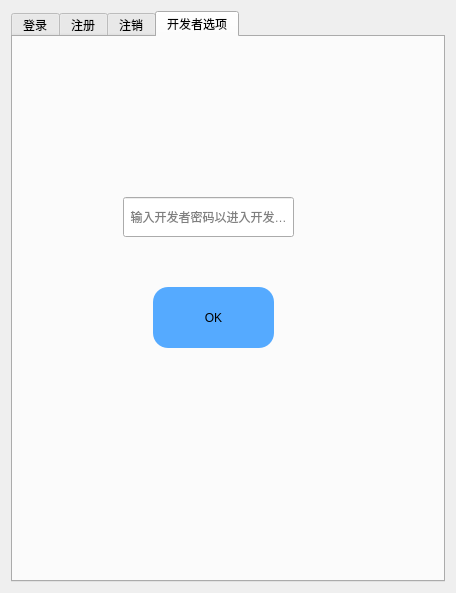
lilin0218/QQ_replica_project_based_on_Qt5_in_CLion, file loginpage.ui: the form before one commit.
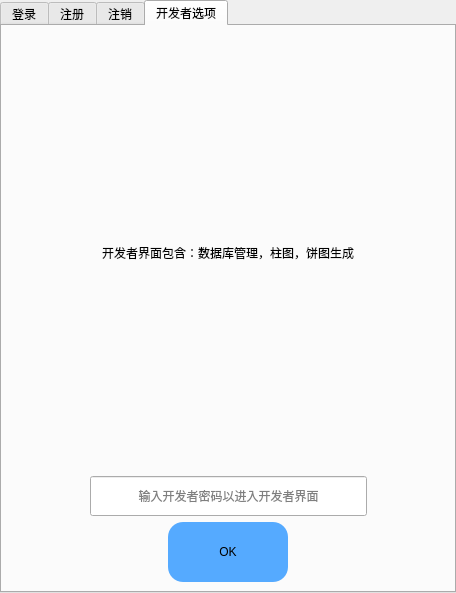
The form after the commit. The open tabs and pages were chosen to show the change. Icons and pictures are not drawn.

Commit message: 第四次上传QQ复刻项目（修改了LoginPage的developer的布局）

The edit to the form file:
```diff
--- a/loginpage.ui
+++ b/loginpage.ui
@@ -110,6 +110,18 @@
 }</string>
   </property>
   <layout class="QVBoxLayout" name="verticalLayout_6">
+   <property name="leftMargin">
+    <number>0</number>
+   </property>
+   <property name="topMargin">
+    <number>0</number>
+   </property>
+   <property name="rightMargin">
+    <number>0</number>
+   </property>
+   <property name="bottomMargin">
+    <number>0</number>
+   </property>
    <item>
     <widget class="QTabWidget" name="tabWidget">
      <property name="currentIndex">
@@ -943,15 +955,19 @@
       <attribute name="title">
        <string>开发者选项</string>
       </attribute>
+      <layout class="QGridLayout" name="gridLayout">
+       <item row="0" column="0" colspan="5">
+        <widget class="QLabel" name="label">
+         <property name="text">
+          <string>开发者界面包含：数据库管理，柱图，饼图生成</string>
+         </property>
+         <property name="alignment">
+          <set>Qt::AlignCenter</set>
+         </property>
+        </widget>
+       </item>
+       <item row="1" column="1" colspan="3">
       <widget class="QLineEdit" name="lineEdit_openDeveloper">
-       <property name="geometry">
-        <rect>
-         <x>110</x>
-         <y>160</y>
-         <width>171</width>
-         <height>40</height>
-        </rect>
-       </property>
        <property name="minimumSize">
         <size>
          <width>0</width>
@@ -971,14 +987,33 @@
         <string>输入开发者密码以进入开发者界面</string>
        </property>
       </widget>
+       </item>
+       <item row="2" column="0" colspan="2">
+        <spacer name="horizontalSpacer_16">
+         <property name="orientation">
+          <enum>Qt::Horizontal</enum>
+         </property>
+         <property name="sizeHint" stdset="0">
+          <size>
+           <width>133</width>
+           <height>20</height>
+          </size>
+         </property>
+        </spacer>
+       </item>
+       <item row="2" column="2">
       <widget class="QPushButton" name="pushButton_sure">
-       <property name="geometry">
-        <rect>
-         <x>140</x>
-         <y>250</y>
-         <width>121</width>
-         <height>61</height>
-        </rect>
+         <property name="minimumSize">
+          <size>
+           <width>120</width>
+           <height>60</height>
+          </size>
+         </property>
+         <property name="maximumSize">
+          <size>
+           <width>120</width>
+           <height>60</height>
+          </size>
        </property>
        <property name="styleSheet">
         <string notr="true">background-color: rgb(85, 170, 255);</string>
@@ -987,6 +1022,21 @@
         <string>OK</string>
        </property>
       </widget>
+       </item>
+       <item row="2" column="3" colspan="2">
+        <spacer name="horizontalSpacer_17">
+         <property name="orientation">
+          <enum>Qt::Horizontal</enum>
+         </property>
+         <property name="sizeHint" stdset="0">
+          <size>
+           <width>133</width>
+           <height>20</height>
+          </size>
+         </property>
+        </spacer>
+       </item>
+      </layout>
      </widget>
     </widget>
    </item>
```
Lines whose indentation alone changed are shown as unchanged.
